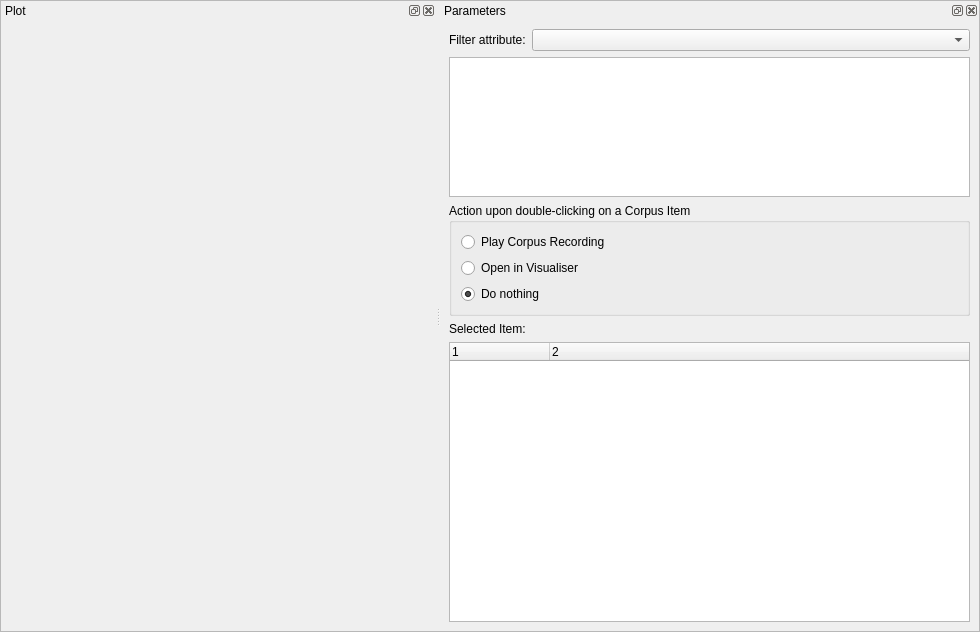
The window that app/statistics/pca/PCAPlotWidget.ui (praaline/Praaline) describes before a commit, drawn with Qt 5.
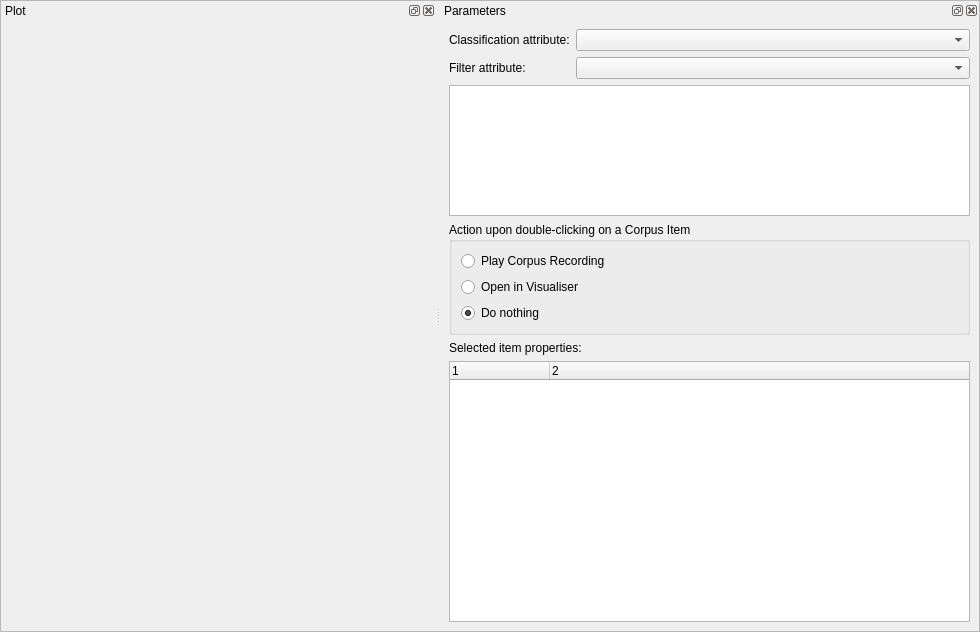
The same window after the commit.

Commit message: PCA plot

What changed in the file:
```diff
--- a/app/statistics/pca/PCAPlotWidget.ui
+++ b/app/statistics/pca/PCAPlotWidget.ui
@@ -74,8 +74,21 @@
       <widget class="QWidget" name="dockWidgetParametersContents">
        <layout class="QGridLayout" name="gridLayout_3">
         <item row="0" column="0">
-         <layout class="QGridLayout" name="gridLayout_2">
-          <item row="0" column="0">
+         <layout class="QGridLayout" name="gridLayoutAttributeComboBoxes">
+          <item row="1" column="0">
+           <widget class="QLabel" name="labelClassificationAttribute">
+            <property name="sizePolicy">
+             <sizepolicy hsizetype="Minimum" vsizetype="Preferred">
+              <horstretch>0</horstretch>
+              <verstretch>0</verstretch>
+             </sizepolicy>
+            </property>
+            <property name="text">
+             <string>Classification attribute:</string>
+            </property>
+           </widget>
+          </item>
+          <item row="2" column="0">
            <widget class="QLabel" name="labelFilterAttribute">
             <property name="sizePolicy">
              <sizepolicy hsizetype="Minimum" vsizetype="Preferred">
@@ -88,7 +101,17 @@
             </property>
            </widget>
           </item>
-          <item row="0" column="1">
+          <item row="1" column="2">
+           <widget class="QComboBox" name="comboBoxClassificationAttribute">
+            <property name="sizePolicy">
+             <sizepolicy hsizetype="Expanding" vsizetype="Fixed">
+              <horstretch>0</horstretch>
+              <verstretch>0</verstretch>
+             </sizepolicy>
+            </property>
+           </widget>
+          </item>
+          <item row="2" column="2">
            <widget class="QComboBox" name="comboBoxFilterAttribute">
             <property name="sizePolicy">
              <sizepolicy hsizetype="Expanding" vsizetype="Fixed">
@@ -146,7 +169,7 @@
         <item row="3" column="0">
          <widget class="QLabel" name="labelSelectedItem">
           <property name="text">
-           <string>Selected Item:</string>
+           <string>Selected item properties:</string>
           </property>
          </widget>
         </item>
```
Left out of the diff: 3 changed lines with no effect on the pictures. The commit also changes 2 other files.
